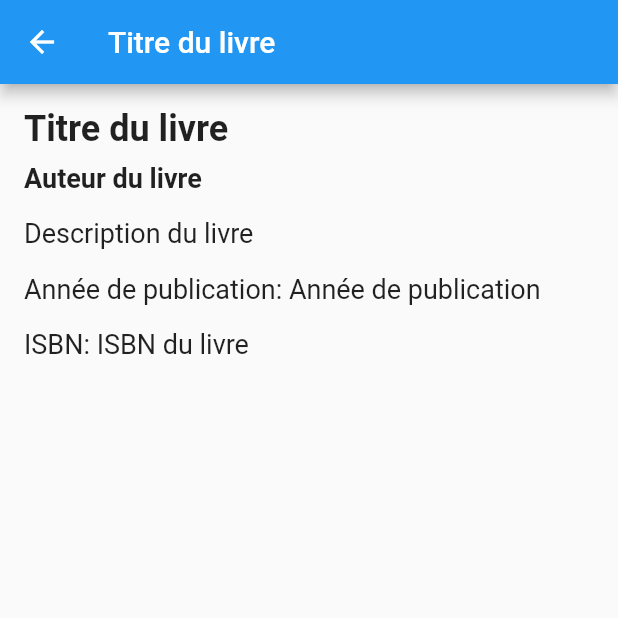
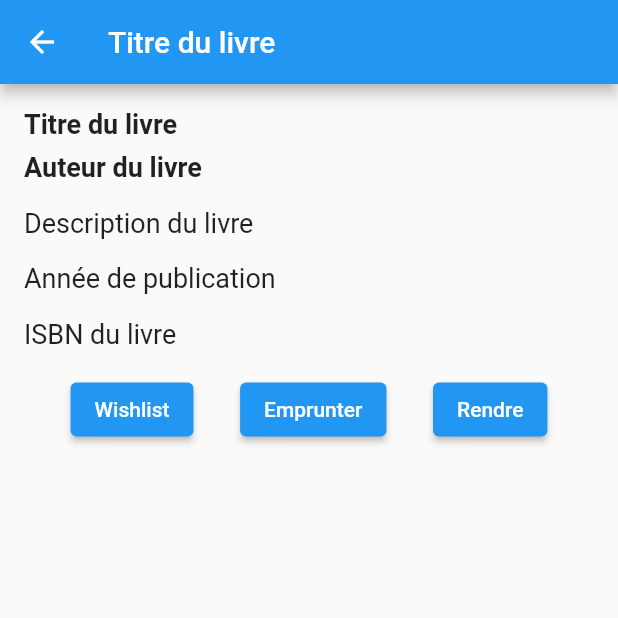
Before and after one commit to alexandrecai/ProjetFlutter, a Flutter app: the BookDetailsPage screen opened directly, on a phone screen of 412 x 824 dp, the top half of it. Run offline on Flutter 3.47's test engine with Material 2 defaults, Android fonts, the phone set to English and light mode, and no system bars; our stand-ins replace sqflite; accounts and stored records are empty.

Commit message:
amélioration pages

```diff
--- a/lib/Objects/Book.dart
+++ b/lib/Objects/Book.dart
@@ -28,4 +28,6 @@ class Book{
       this.isAvailable,
       this.releaseYear,
       this.inWishlist);
+
+
 }
--- a/lib/Pages/BookDetailsPage.dart
+++ b/lib/Pages/BookDetailsPage.dart
@@ -29,7 +29,7 @@ class BookDetailsPage extends StatelessWidget {
           children: [
             Text(
               title,
-              style: TextStyle(fontSize: 24.0, fontWeight: FontWeight.bold),
+              style: TextStyle(fontSize: 18.0, fontWeight: FontWeight.bold),
             ),
             SizedBox(height: 8.0),
             Text(
@@ -43,13 +43,37 @@ class BookDetailsPage extends StatelessWidget {
             ),
             SizedBox(height: 16.0),
             Text(
-              'Année de publication: $year',
+              year,
               style: TextStyle(fontSize: 18.0),
             ),
             SizedBox(height: 16.0),
             Text(
-              'ISBN: $isbn',
+              isbn,
               style: TextStyle(fontSize: 18.0),
+            ),
+            SizedBox(height: 16.0),
+            Row(
+              mainAxisAlignment: MainAxisAlignment.spaceEvenly,
+              children: [
+                ElevatedButton(
+                  onPressed: () {
+                    // Code pour ajouter un livre
+                  },
+                  child: Text('Wishlist'),
+                ),
+                ElevatedButton(
+                  onPressed: () {
+                    // Code pour emprunter un livre
+                  },
+                  child: Text('Emprunter'),
+                ),
+                ElevatedButton(
+                  onPressed: () {
+                    // Code pour rendre un livre
+                  },
+                  child: Text('Rendre'),
+                ),
+              ],
             ),
           ],
         ),
--- a/pubspec.yaml
+++ b/pubspec.yaml
@@ -30,6 +30,7 @@ environment:
 dependencies:
   flutter:
     sdk: flutter
+
 
 
   # The following adds the Cupertino Icons font to your application.
```
Also changed, not shown: lib/Pages/BookListPage.dart (indentation only).
